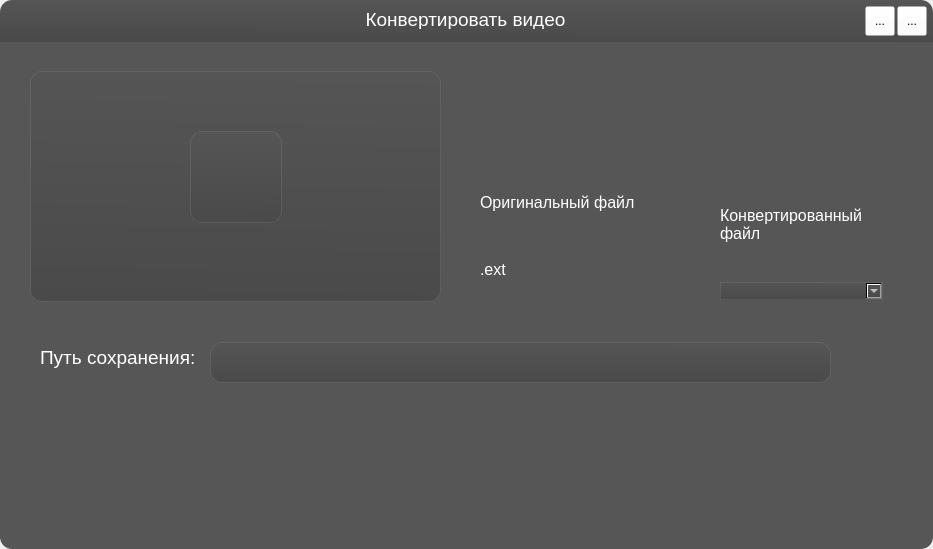
First picture: the form in solo_load.ui, repository Staffixme/VideoConverter, before the edit.
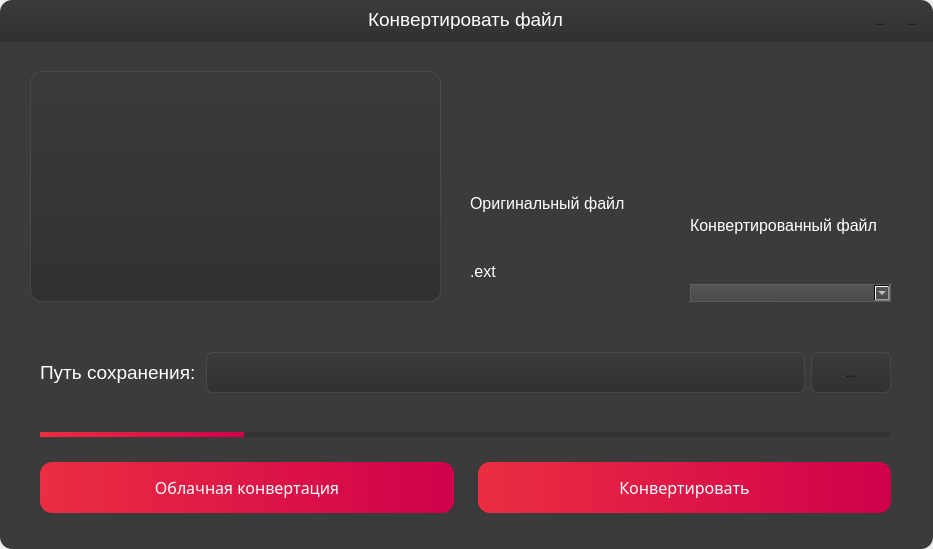
Second picture: the form after the edit. Icons and pictures are not drawn.

Commit message: solo convert window added

What changed in the file:
```diff
--- a/solo_load.ui
+++ b/solo_load.ui
@@ -24,18 +24,23 @@
    </property>
    <property name="styleSheet">
     <string notr="true">#header{
-background-color: qlineargradient(spread:pad, x1:0.534, y1:0, x2:0.506, y2:1, stop:0 rgba(85, 85, 85, 255), stop:1 rgba(74, 74, 74, 255));
-border-top-right-radius: 12px;
-border-top-left-radius: 12px;
+	background-color: qlineargradient(spread:pad, x1:0.5, y1:0, x2:0.5, y2:1, stop:0 rgba(59, 59, 59, 255), stop:1 rgba(49, 49, 49, 255));
+	border-top-right-radius: 12px;
+	border-top-left-radius: 12px;
 }
 
 .QToolButton{
 	background-color: rgba(255, 255, 255, 0);
+	border-radius: 5px;
 }
 
 .QPushButton{
 	background-color: rgba(255, 255, 255, 0);
 	color: white
+}
+
+.QToolButton:hover{
+	background-color: rgba(0, 0, 0, 50);
 }</string>
    </property>
    <property name="frameShape">
@@ -63,7 +68,7 @@
      <string notr="true">color: rgb(255, 255, 255);</string>
     </property>
     <property name="text">
-     <string>Конвертировать видео</string>
+     <string>Конвертировать файл</string>
     </property>
     <property name="alignment">
      <set>Qt::AlignCenter</set>
@@ -143,9 +148,16 @@
    </property>
    <property name="styleSheet">
     <string notr="true">#content{
-background-color: rgb(86, 86, 86);
-border-bottom-left-radius: 12px;
-border-bottom-right-radius: 12px;
+	background-color: rgb(59, 59, 59);
+	border-bottom-left-radius: 12px;
+	border-bottom-right-radius: 12px;
+}
+
+.QPushButton{
+	background-color: qlineargradient(spread:pad, x1:0, y1:0, x2:1, y2:0, stop:0 rgba(235, 46, 65, 255), stop:1 rgba(208, 0, 76, 255));
+	border-radius: 12px;
+	border: none;
+	color: white;
 }</string>
    </property>
    <property name="frameShape">
@@ -157,9 +169,9 @@
    <widget class="QLineEdit" name="lineEdit">
     <property name="geometry">
      <rect>
-      <x>480</x>
+      <x>470</x>
       <y>30</y>
-      <width>411</width>
+      <width>421</width>
       <height>41</height>
      </rect>
     </property>
@@ -177,95 +189,7 @@
      <bool>true</bool>
     </property>
    </widget>
-   <widget class="QWidget" name="layoutWidget">
-    <property name="geometry">
-     <rect>
-      <x>720</x>
-      <y>110</y>
-      <width>163</width>
-      <height>148</height>
-     </rect>
-    </property>
-    <layout class="QVBoxLayout" name="verticalLayout_3">
-     <item>
-      <widget class="QLabel" name="label_3">
-       <property name="sizePolicy">
-        <sizepolicy hsizetype="Fixed" vsizetype="Fixed">
-         <horstretch>0</horstretch>
-         <verstretch>0</verstretch>
-        </sizepolicy>
-       </property>
-       <property name="text">
-        <string/>
-       </property>
-       <property name="pixmap">
-        <pixmap resource="res/res.qrc">:/imgs/img/fluent-mdl2_completed.png</pixmap>
-       </property>
-       <property name="scaledContents">
-        <bool>true</bool>
-       </property>
-      </widget>
-     </item>
-     <item>
-      <layout class="QVBoxLayout" name="verticalLayout_4">
-       <item>
-        <widget class="QLabel" name="Title_4">
-         <property name="font">
-          <font>
-           <family>Ubuntu</family>
-           <pointsize>12</pointsize>
-          </font>
-         </property>
-         <property name="styleSheet">
-          <string notr="true">color: rgb(255, 255, 255);</string>
-         </property>
-         <property name="text">
-          <string>Конвертированный файл</string>
-         </property>
-         <property name="alignment">
-          <set>Qt::AlignLeading|Qt::AlignLeft|Qt::AlignVCenter</set>
-         </property>
-         <property name="wordWrap">
-          <bool>true</bool>
-         </property>
-        </widget>
-       </item>
-       <item>
-        <widget class="QComboBox" name="comboBox">
-         <property name="styleSheet">
-          <string notr="true">background-color: qlineargradient(spread:pad, x1:0.534, y1:0, x2:0.506, y2:1, stop:0 rgba(85, 85, 85, 255), stop:1 rgba(74, 74, 74, 255));
-border-radius: 12px;
-border: 1px solid rgba(255, 255, 255, 20);
-color: white;
-
-</string>
-         </property>
-        </widget>
-       </item>
-      </layout>
-     </item>
-    </layout>
-   </widget>
-   <widget class="QLabel" name="label_4">
-    <property name="geometry">
-     <rect>
-      <x>660</x>
-      <y>160</y>
-      <width>42</width>
-      <height>42</height>
-     </rect>
-    </property>
-    <property name="text">
-     <string/>
-    </property>
-    <property name="pixmap">
-     <pixmap resource="res/res.qrc">:/imgs/img/pajamas_long-arrow.png</pixmap>
-    </property>
-    <property name="scaledContents">
-     <bool>true</bool>
-    </property>
-   </widget>
-   <widget class="QFrame" name="frame">
+   <widget class="QFrame" name="preview">
     <property name="geometry">
      <rect>
       <x>30</x>
@@ -275,9 +199,11 @@
      </rect>
     </property>
     <property name="styleSheet">
-     <string notr="true">background-color: qlineargradient(spread:pad, x1:0.534, y1:0, x2:0.506, y2:1, stop:0 rgba(85, 85, 85, 255), stop:1 rgba(74, 74, 74, 255));
-border-radius: 12px;
-border: 1px solid rgba(255, 255, 255, 20);</string>
+     <string notr="true">#preview{
+	background-color: qlineargradient(spread:pad, x1:0.5, y1:0, x2:0.5, y2:1, stop:0 rgba(59, 59, 59, 255), stop:1 rgba(49, 49, 49, 255));
+	border-radius: 12px;
+	border: 1px solid rgba(255, 255, 255, 20);
+}</string>
     </property>
     <property name="frameShape">
      <enum>QFrame::StyledPanel</enum>
@@ -302,15 +228,45 @@
      </property>
     </widget>
    </widget>
+   <widget class="QProgressBar" name="progressBar">
+    <property name="geometry">
+     <rect>
+      <x>40</x>
+      <y>390</y>
+      <width>851</width>
+      <height>5</height>
+     </rect>
+    </property>
+    <property name="styleSheet">
+     <string notr="true">.QProgressBar{
+	background-color: rgba(0, 0, 0, 30);
+	max-height: 5px;
+	border-radius: 12px;
+}
+
+.QProgressBar:chunk{
+	background-color: qlineargradient(spread:pad, x1:0, y1:0, x2:1, y2:0, stop:0 rgba(235, 46, 65, 255), stop:1 rgba(208, 0, 76, 255));
+}</string>
+    </property>
+    <property name="value">
+     <number>24</number>
+    </property>
+    <property name="textVisible">
+     <bool>false</bool>
+    </property>
+   </widget>
+   <widget class="QWidget" name="">
+    <property name="geometry">
+     <rect>
+      <x>40</x>
+      <y>310</y>
+      <width>851</width>
+      <height>41</height>
+     </rect>
+    </property>
+    <layout class="QHBoxLayout" name="horizontalLayout" stretch="4,15,2">
+     <item>
    <widget class="QLabel" name="Title_5">
-    <property name="geometry">
-     <rect>
-      <x>40</x>
-      <y>300</y>
-      <width>159</width>
-      <height>31</height>
-     </rect>
-    </property>
     <property name="font">
      <font>
       <family>Ubuntu</family>
@@ -330,14 +286,14 @@
      <bool>true</bool>
     </property>
    </widget>
-   <widget class="QLineEdit" name="lineEdit_2">
-    <property name="geometry">
-     <rect>
-      <x>210</x>
-      <y>300</y>
-      <width>621</width>
-      <height>41</height>
-     </rect>
+     </item>
+     <item>
+      <widget class="QLineEdit" name="PathTosave">
+       <property name="sizePolicy">
+        <sizepolicy hsizetype="Expanding" vsizetype="Minimum">
+         <horstretch>0</horstretch>
+         <verstretch>0</verstretch>
+        </sizepolicy>
     </property>
     <property name="font">
      <font>
@@ -345,8 +301,8 @@
      </font>
     </property>
     <property name="styleSheet">
-     <string notr="true">background-color: qlineargradient(spread:pad, x1:0.534, y1:0, x2:0.506, y2:1, stop:0 rgba(85, 85, 85, 255), stop:1 rgba(74, 74, 74, 255));
-border-radius: 12px;
+        <string notr="true">	background-color: qlineargradient(spread:pad, x1:0.5, y1:0, x2:0.5, y2:1, stop:0 rgba(59, 59, 59, 255), stop:1 rgba(49, 49, 49, 255));
+border-radius: 7px;
 border: 1px solid rgba(255, 255, 255, 20);
 color: white;</string>
     </property>
@@ -354,15 +310,48 @@
      <bool>true</bool>
     </property>
    </widget>
+     </item>
+     <item>
+      <widget class="QToolButton" name="PathEditButton">
+       <property name="sizePolicy">
+        <sizepolicy hsizetype="Expanding" vsizetype="Minimum">
+         <horstretch>0</horstretch>
+         <verstretch>0</verstretch>
+        </sizepolicy>
+       </property>
+       <property name="styleSheet">
+        <string notr="true">	background-color: qlineargradient(spread:pad, x1:0.5, y1:0, x2:0.5, y2:1, stop:0 rgba(59, 59, 59, 255), stop:1 rgba(49, 49, 49, 255));
+border-radius: 7px;
+border: 1px solid rgba(255, 255, 255, 20);</string>
+       </property>
+       <property name="text">
+        <string>...</string>
+       </property>
+       <property name="icon">
+        <iconset resource="res/res.qrc">
+         <normaloff>:/imgs/img/material-symbols_edit-outline-rounded.png</normaloff>:/imgs/img/material-symbols_edit-outline-rounded.png</iconset>
+       </property>
+       <property name="iconSize">
+        <size>
+         <width>24</width>
+         <height>24</height>
+        </size>
+       </property>
+      </widget>
+     </item>
+    </layout>
+   </widget>
    <widget class="QWidget" name="">
     <property name="geometry">
      <rect>
-      <x>480</x>
+      <x>470</x>
       <y>110</y>
-      <width>163</width>
-      <height>148</height>
+      <width>421</width>
+      <height>150</height>
      </rect>
     </property>
+    <layout class="QHBoxLayout" name="horizontalLayout_2">
+     <item>
     <layout class="QVBoxLayout" name="verticalLayout_2">
      <item>
       <widget class="QLabel" name="label_2">
@@ -430,6 +419,141 @@
         </widget>
        </item>
       </layout>
+       </item>
+      </layout>
+     </item>
+     <item>
+      <widget class="QLabel" name="label_4">
+       <property name="sizePolicy">
+        <sizepolicy hsizetype="Fixed" vsizetype="Fixed">
+         <horstretch>0</horstretch>
+         <verstretch>0</verstretch>
+        </sizepolicy>
+       </property>
+       <property name="text">
+        <string/>
+       </property>
+       <property name="pixmap">
+        <pixmap resource="res/res.qrc">:/imgs/img/pajamas_long-arrow.png</pixmap>
+       </property>
+       <property name="scaledContents">
+        <bool>true</bool>
+       </property>
+      </widget>
+     </item>
+     <item>
+      <layout class="QVBoxLayout" name="verticalLayout_3">
+       <item>
+        <widget class="QLabel" name="label_3">
+         <property name="sizePolicy">
+          <sizepolicy hsizetype="Fixed" vsizetype="Fixed">
+           <horstretch>0</horstretch>
+           <verstretch>0</verstretch>
+          </sizepolicy>
+         </property>
+         <property name="text">
+          <string/>
+         </property>
+         <property name="pixmap">
+          <pixmap resource="res/res.qrc">:/imgs/img/fluent-mdl2_completed.png</pixmap>
+         </property>
+         <property name="scaledContents">
+          <bool>true</bool>
+         </property>
+        </widget>
+       </item>
+       <item>
+        <layout class="QVBoxLayout" name="verticalLayout_4">
+         <item>
+          <widget class="QLabel" name="Title_4">
+           <property name="font">
+            <font>
+             <family>Ubuntu</family>
+             <pointsize>12</pointsize>
+            </font>
+           </property>
+           <property name="styleSheet">
+            <string notr="true">color: rgb(255, 255, 255);</string>
+           </property>
+           <property name="text">
+            <string>Конвертированный файл</string>
+           </property>
+           <property name="alignment">
+            <set>Qt::AlignLeading|Qt::AlignLeft|Qt::AlignVCenter</set>
+           </property>
+           <property name="wordWrap">
+            <bool>true</bool>
+           </property>
+          </widget>
+         </item>
+         <item>
+          <widget class="QComboBox" name="FormatBox">
+           <property name="styleSheet">
+            <string notr="true">background-color: qlineargradient(spread:pad, x1:0.534, y1:0, x2:0.506, y2:1, stop:0 rgba(85, 85, 85, 255), stop:1 rgba(74, 74, 74, 255));
+border-radius: 12px;
+border: 1px solid rgba(255, 255, 255, 20);
+color: white;
+
+</string>
+           </property>
+          </widget>
+         </item>
+        </layout>
+       </item>
+      </layout>
+     </item>
+    </layout>
+   </widget>
+   <widget class="QWidget" name="">
+    <property name="geometry">
+     <rect>
+      <x>40</x>
+      <y>420</y>
+      <width>851</width>
+      <height>51</height>
+     </rect>
+    </property>
+    <layout class="QHBoxLayout" name="horizontalLayout_3">
+     <property name="spacing">
+      <number>24</number>
+     </property>
+     <item>
+      <widget class="QPushButton" name="CloudConvertButton">
+       <property name="sizePolicy">
+        <sizepolicy hsizetype="Minimum" vsizetype="Minimum">
+         <horstretch>0</horstretch>
+         <verstretch>0</verstretch>
+        </sizepolicy>
+       </property>
+       <property name="font">
+        <font>
+         <family>Ubuntu Medium</family>
+         <pointsize>12</pointsize>
+        </font>
+       </property>
+       <property name="text">
+        <string>Облачная конвертация</string>
+       </property>
+      </widget>
+     </item>
+     <item>
+      <widget class="QPushButton" name="ConvertButton">
+       <property name="sizePolicy">
+        <sizepolicy hsizetype="Minimum" vsizetype="Minimum">
+         <horstretch>0</horstretch>
+         <verstretch>0</verstretch>
+        </sizepolicy>
+       </property>
+       <property name="font">
+        <font>
+         <family>Ubuntu Medium</family>
+         <pointsize>12</pointsize>
+        </font>
+       </property>
+       <property name="text">
+        <string>Конвертировать</string>
+       </property>
+      </widget>
      </item>
     </layout>
    </widget>
```
Left out of the diff: 10 changed lines with no effect on the pictures. Lines whose indentation alone changed are shown as unchanged. The commit also changes 7 other files.
